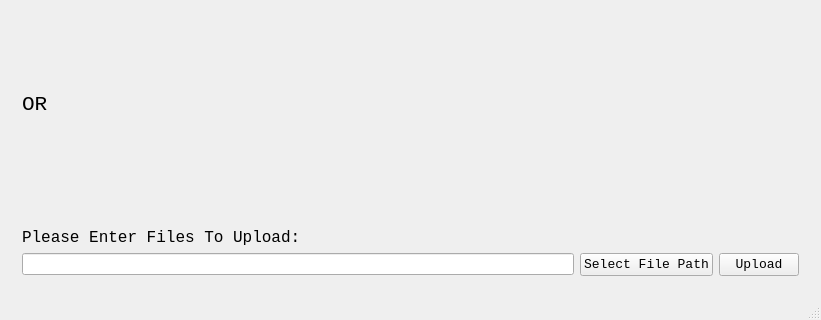
Above: GAUI/basescreen.ui from ezfe/grading-assistant-cs205 before the change; both pictures show x 0 to 821 and y 294 to 614 of the 821 by 614 pixel window. Below: the same form after it.
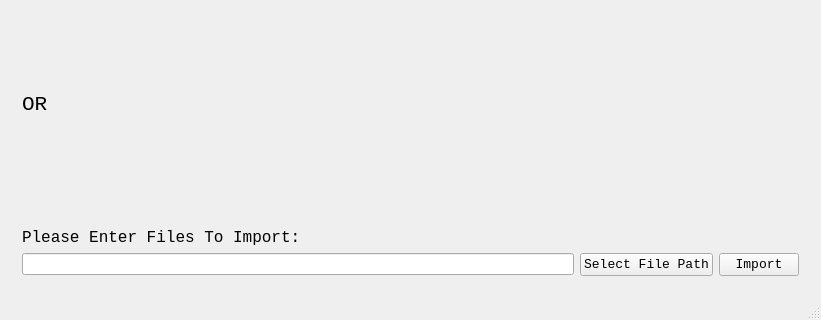
That is the form after the change. The open tabs and pages were chosen to show the change.

```diff
--- a/GAUI/basescreen.ui
+++ b/GAUI/basescreen.ui
@@ -51,7 +51,7 @@
              </font>
             </property>
             <property name="text">
-             <string>Upload</string>
+             <string>Import</string>
             </property>
            </widget>
           </item>
@@ -103,7 +103,7 @@
              </font>
             </property>
             <property name="text">
-             <string>Please Enter Files To Upload:</string>
+             <string>Please Enter Files To Import:</string>
             </property>
            </widget>
           </item>
```
Left out of the diff: 7 changed lines with no effect on the pictures.
